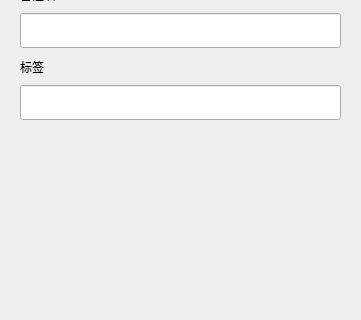
The window that client/llfcchat/applyfriend.ui (xiegd/chat) describes before a commit, drawn with Qt 5; both pictures show x 0 to 361 and y 150 to 470 of the 361 by 621 pixel window.
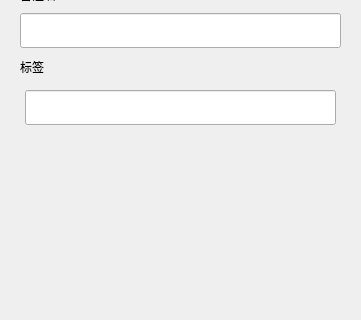
The same window after the commit. Custom widgets are drawn as their Qt base class.

The edit to the form file:
```diff
--- a/client/llfcchat/applyfriend.ui
+++ b/client/llfcchat/applyfriend.ui
@@ -151,6 +151,34 @@
        </widget>
       </item>
       <item>
+       <widget class="QWidget" name="gridWidget" native="true">
+        <layout class="QGridLayout" name="lb_grid">
+         <property name="leftMargin">
+          <number>5</number>
+         </property>
+         <property name="topMargin">
+          <number>5</number>
+         </property>
+         <property name="rightMargin">
+          <number>5</number>
+         </property>
+         <property name="bottomMargin">
+          <number>1</number>
+         </property>
+         <property name="verticalSpacing">
+          <number>0</number>
+         </property>
+         <item row="1" column="0">
+          <widget class="QWidget" name="input_tip_wid" native="true">
+           <property name="minimumSize">
+            <size>
+             <width>0</width>
+             <height>35</height>
+            </size>
+           </property>
+          </widget>
+         </item>
+         <item row="0" column="0">
        <widget class="CustomizeEdit" name="lb_ed">
         <property name="minimumSize">
          <size>
@@ -166,6 +194,9 @@
         </property>
        </widget>
       </item>
+        </layout>
+       </widget>
+      </item>
       <item>
        <widget class="QWidget" name="widget" native="true">
         <property name="minimumSize">
@@ -181,14 +212,32 @@
          </size>
         </property>
         <layout class="QHBoxLayout" name="horizontalLayout">
+         <property name="leftMargin">
+          <number>0</number>
+         </property>
+         <property name="topMargin">
+          <number>0</number>
+         </property>
+         <property name="rightMargin">
+          <number>0</number>
+         </property>
+         <property name="bottomMargin">
+          <number>0</number>
+         </property>
          <item>
           <widget class="QWidget" name="lb_list" native="true">
            <property name="minimumSize">
             <size>
-             <width>0</width>
+             <width>287</width>
              <height>50</height>
             </size>
            </property>
+           <property name="maximumSize">
+            <size>
+             <width>287</width>
+             <height>16777215</height>
+            </size>
+           </property>
           </widget>
          </item>
          <item>
```
Lines whose indentation alone changed are shown as unchanged.
